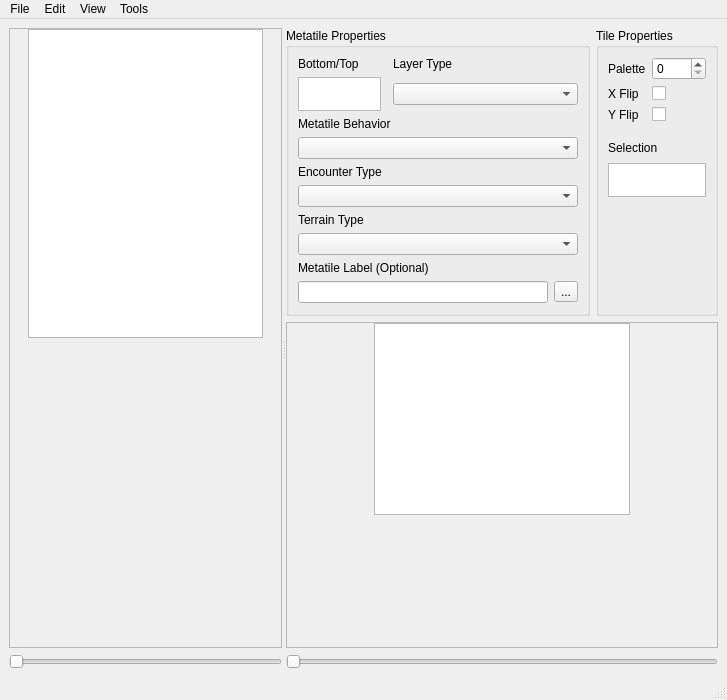
This is forms/tileseteditor.ui in huderlem/porymap as Qt 5 draws it before an edit. The edited form follows.
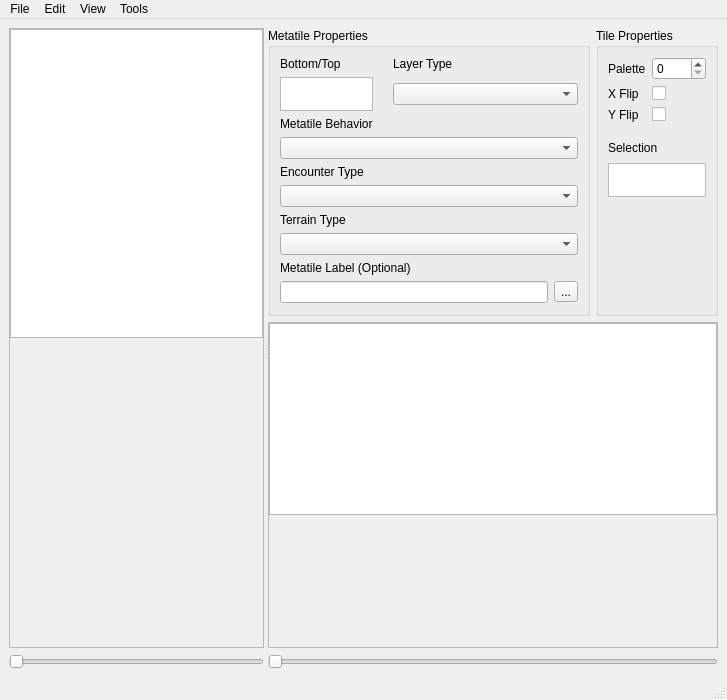
This is the edited form. Icons and pictures are not drawn. Custom widgets are drawn as their Qt base class.

```diff
--- a/forms/tileseteditor.ui
+++ b/forms/tileseteditor.ui
@@ -58,7 +58,7 @@
            <bool>true</bool>
           </property>
           <property name="alignment">
-           <set>Qt::AlignLeading|Qt::AlignLeft|Qt::AlignTop</set>
+           <set>Qt::AlignHCenter|Qt::AlignTop</set>
           </property>
           <widget class="QWidget" name="scrollAreaWidgetContents_2">
            <property name="geometry">
@@ -85,20 +85,7 @@
             <property name="horizontalSpacing">
              <number>6</number>
             </property>
-            <item row="1" column="1">
-             <spacer name="verticalSpacer">
-              <property name="orientation">
-               <enum>Qt::Vertical</enum>
-              </property>
-              <property name="sizeHint" stdset="0">
-               <size>
-                <width>20</width>
-                <height>40</height>
-               </size>
-              </property>
-             </spacer>
-            </item>
-            <item row="0" column="1">
+            <item row="0" column="0">
              <widget class="QGraphicsView" name="graphicsView_Metatiles">
               <property name="verticalScrollBarPolicy">
                <enum>Qt::ScrollBarAlwaysOff</enum>
@@ -108,28 +95,15 @@
               </property>
              </widget>
             </item>
-            <item row="0" column="0">
-             <spacer name="horizontalSpacer_2">
+            <item row="1" column="0">
+             <spacer name="verticalSpacer">
               <property name="orientation">
-               <enum>Qt::Horizontal</enum>
+               <enum>Qt::Vertical</enum>
               </property>
               <property name="sizeHint" stdset="0">
                <size>
-                <width>40</width>
-                <height>20</height>
-               </size>
-              </property>
-             </spacer>
-            </item>
-            <item row="0" column="2">
-             <spacer name="horizontalSpacer">
-              <property name="orientation">
-               <enum>Qt::Horizontal</enum>
-              </property>
-              <property name="sizeHint" stdset="0">
-               <size>
-                <width>40</width>
-                <height>20</height>
+                <width>20</width>
+                <height>40</height>
                </size>
               </property>
              </spacer>
@@ -561,7 +535,7 @@
            <bool>true</bool>
           </property>
           <property name="alignment">
-           <set>Qt::AlignLeading|Qt::AlignLeft|Qt::AlignTop</set>
+           <set>Qt::AlignHCenter|Qt::AlignTop</set>
           </property>
           <widget class="QWidget" name="scrollAreaWidgetContents">
            <property name="geometry">
@@ -585,20 +559,7 @@
             <property name="bottomMargin">
              <number>0</number>
             </property>
-            <item row="0" column="2">
-             <spacer name="horizontalSpacer_4">
-              <property name="orientation">
-               <enum>Qt::Horizontal</enum>
-              </property>
-              <property name="sizeHint" stdset="0">
-               <size>
-                <width>40</width>
-                <height>20</height>
-               </size>
-              </property>
-             </spacer>
-            </item>
-            <item row="0" column="1">
+            <item row="0" column="0">
              <widget class="QGraphicsView" name="graphicsView_Tiles">
               <property name="verticalScrollBarPolicy">
                <enum>Qt::ScrollBarAlwaysOff</enum>
@@ -608,8 +569,8 @@
               </property>
              </widget>
             </item>
-            <item row="1" column="1">
-             <spacer name="verticalSpacer_4">
+            <item row="1" column="0">
+             <spacer name="verticalSpacer_2">
               <property name="orientation">
                <enum>Qt::Vertical</enum>
               </property>
@@ -621,19 +582,6 @@
               </property>
              </spacer>
             </item>
-            <item row="0" column="0">
-             <spacer name="horizontalSpacer_3">
-              <property name="orientation">
-               <enum>Qt::Horizontal</enum>
-              </property>
-              <property name="sizeHint" stdset="0">
-               <size>
-                <width>40</width>
-                <height>20</height>
-               </size>
-              </property>
-             </spacer>
-            </item>
            </layout>
           </widget>
          </widget>
```
Left out of the diff: 4 changed lines with no effect on the pictures.
